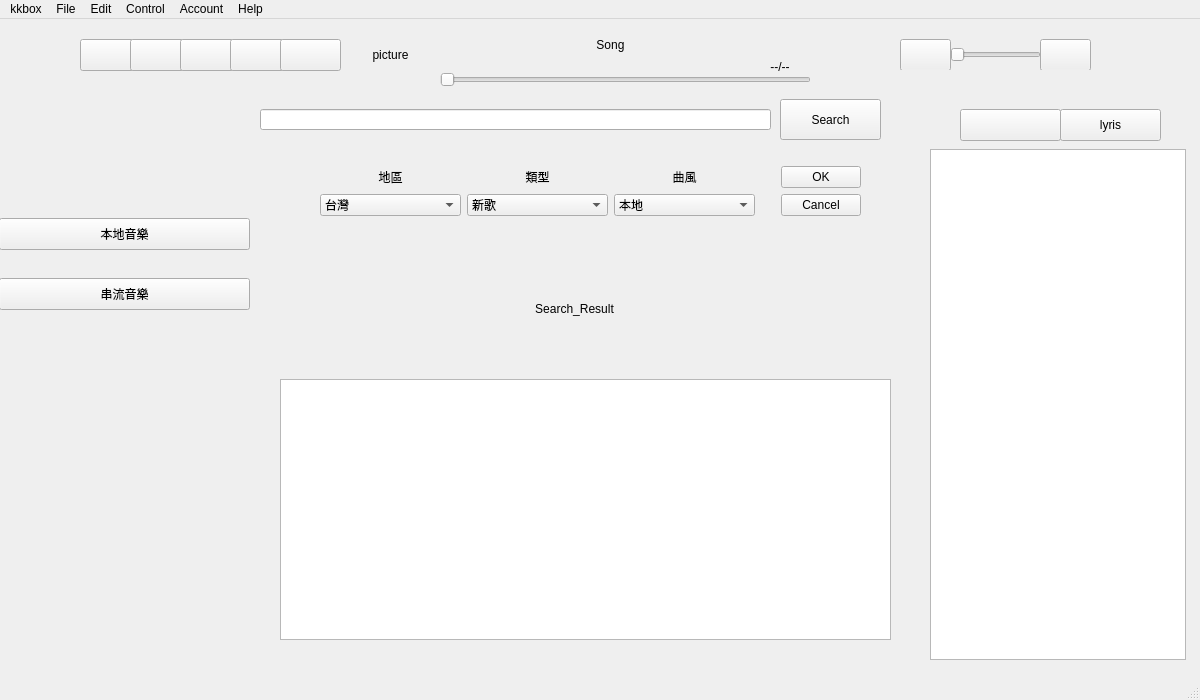
First picture: the form in kkbox/UI_Designer/main.ui, repository JianDa0127/web_crawler, before the edit.
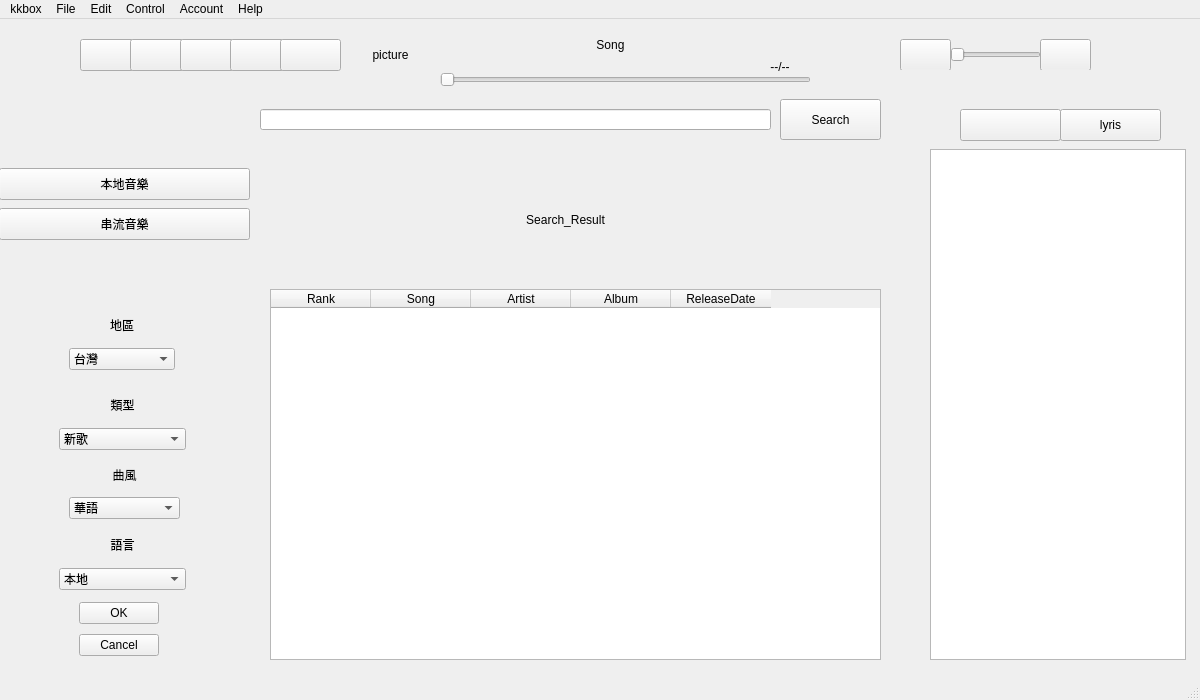
Second picture: the form after the edit. Icons and pictures are not drawn.

```diff
--- a/kkbox/UI_Designer/main.ui
+++ b/kkbox/UI_Designer/main.ui
@@ -29,191 +29,6 @@
     <normaloff>icon/kkbox_app_icon.png</normaloff>icon/kkbox_app_icon.png</iconset>
   </property>
   <widget class="QWidget" name="centralwidget">
-   <widget class="QWidget" name="gridLayoutWidget">
-    <property name="geometry">
-     <rect>
-      <x>320</x>
-      <y>140</y>
-      <width>541</width>
-      <height>64</height>
-     </rect>
-    </property>
-    <layout class="QGridLayout" name="gridLayout">
-     <item row="0" column="1">
-      <layout class="QVBoxLayout" name="release_verticalLayout">
-       <item>
-        <widget class="QLabel" name="release_label">
-         <property name="text">
-          <string>類型</string>
-         </property>
-         <property name="alignment">
-          <set>Qt::AlignCenter</set>
-         </property>
-        </widget>
-       </item>
-       <item>
-        <widget class="QComboBox" name="comboBox_release">
-         <item>
-          <property name="text">
-           <string>新歌</string>
-          </property>
-         </item>
-         <item>
-          <property name="text">
-           <string>單曲</string>
-          </property>
-         </item>
-        </widget>
-       </item>
-      </layout>
-     </item>
-     <item row="0" column="2">
-      <layout class="QVBoxLayout" name="lang_verticalLayout">
-       <item>
-        <widget class="QLabel" name="lang_label">
-         <property name="text">
-          <string>曲風</string>
-         </property>
-         <property name="alignment">
-          <set>Qt::AlignCenter</set>
-         </property>
-        </widget>
-       </item>
-       <item>
-        <widget class="QComboBox" name="comboBox_lang">
-         <item>
-          <property name="text">
-           <string>本地</string>
-          </property>
-         </item>
-         <item>
-          <property name="text">
-           <string>簡中</string>
-          </property>
-         </item>
-         <item>
-          <property name="text">
-           <string>日文</string>
-          </property>
-         </item>
-         <item>
-          <property name="text">
-           <string>英文</string>
-          </property>
-         </item>
-         <item>
-          <property name="text">
-           <string>韓文</string>
-          </property>
-         </item>
-        </widget>
-       </item>
-      </layout>
-     </item>
-     <item row="0" column="3">
-      <spacer name="horizontalSpacer">
-       <property name="orientation">
-        <enum>Qt::Horizontal</enum>
-       </property>
-       <property name="sizeType">
-        <enum>QSizePolicy::Preferred</enum>
-       </property>
-       <property name="sizeHint" stdset="0">
-        <size>
-         <width>20</width>
-         <height>20</height>
-        </size>
-       </property>
-      </spacer>
-     </item>
-     <item row="0" column="4">
-      <layout class="QVBoxLayout" name="checkbutton_verticalLayout">
-       <property name="sizeConstraint">
-        <enum>QLayout::SetDefaultConstraint</enum>
-       </property>
-       <item>
-        <widget class="QPushButton" name="pushButton_OK">
-         <property name="sizePolicy">
-          <sizepolicy hsizetype="Fixed" vsizetype="Fixed">
-           <horstretch>0</horstretch>
-           <verstretch>0</verstretch>
-          </sizepolicy>
-         </property>
-         <property name="text">
-          <string>OK</string>
-         </property>
-        </widget>
-       </item>
-       <item>
-        <widget class="QPushButton" name="pushButton_Cancel">
-         <property name="sizePolicy">
-          <sizepolicy hsizetype="Fixed" vsizetype="Fixed">
-           <horstretch>0</horstretch>
-           <verstretch>0</verstretch>
-          </sizepolicy>
-         </property>
-         <property name="text">
-          <string>Cancel</string>
-         </property>
-        </widget>
-       </item>
-      </layout>
-     </item>
-     <item row="0" column="0">
-      <layout class="QVBoxLayout" name="place_verticalLayout">
-       <item>
-        <widget class="QLabel" name="place_label">
-         <property name="text">
-          <string>地區</string>
-         </property>
-         <property name="alignment">
-          <set>Qt::AlignCenter</set>
-         </property>
-        </widget>
-       </item>
-       <item>
-        <widget class="QComboBox" name="comboBox_place">
-         <item>
-          <property name="text">
-           <string>台灣</string>
-          </property>
-         </item>
-         <item>
-          <property name="text">
-           <string>日本</string>
-          </property>
-         </item>
-         <item>
-          <property name="text">
-           <string>全球</string>
-          </property>
-         </item>
-         <item>
-          <property name="text">
-           <string>歐美</string>
-          </property>
-         </item>
-         <item>
-          <property name="text">
-           <string>香港</string>
-          </property>
-         </item>
-         <item>
-          <property name="text">
-           <string>新加坡</string>
-          </property>
-         </item>
-         <item>
-          <property name="text">
-           <string>馬來西亞</string>
-          </property>
-         </item>
-        </widget>
-       </item>
-      </layout>
-     </item>
-    </layout>
-   </widget>
    <widget class="QListWidget" name="playlist_listWidget">
     <property name="enabled">
      <bool>true</bool>
@@ -525,8 +340,8 @@
    <widget class="QWidget" name="widget_4" native="true">
     <property name="geometry">
      <rect>
-      <x>279</x>
-      <y>229</y>
+      <x>270</x>
+      <y>140</y>
       <width>611</width>
       <height>121</height>
      </rect>
@@ -552,9 +367,9 @@
     <property name="geometry">
      <rect>
       <x>-1</x>
-      <y>179</y>
+      <y>129</y>
       <width>251</width>
-      <height>461</height>
+      <height>511</height>
      </rect>
     </property>
     <widget class="QPushButton" name="pushButton_local">
@@ -574,7 +389,7 @@
      <property name="geometry">
       <rect>
        <x>0</x>
-       <y>80</y>
+       <y>60</y>
        <width>251</width>
        <height>32</height>
       </rect>
@@ -583,6 +398,256 @@
       <string>串流音樂</string>
      </property>
     </widget>
+    <widget class="QWidget" name="layoutWidget">
+     <property name="geometry">
+      <rect>
+       <x>70</x>
+       <y>160</y>
+       <width>106</width>
+       <height>62</height>
+      </rect>
+     </property>
+     <layout class="QVBoxLayout" name="area_verticalLayout">
+      <item>
+       <widget class="QLabel" name="area_label">
+        <property name="text">
+         <string>地區</string>
+        </property>
+        <property name="alignment">
+         <set>Qt::AlignCenter</set>
+        </property>
+       </widget>
+      </item>
+      <item>
+       <widget class="QComboBox" name="comboBox_area">
+        <item>
+         <property name="text">
+          <string>台灣</string>
+         </property>
+        </item>
+        <item>
+         <property name="text">
+          <string>香港</string>
+         </property>
+        </item>
+        <item>
+         <property name="text">
+          <string>日本</string>
+         </property>
+        </item>
+        <item>
+         <property name="text">
+          <string>新加坡</string>
+         </property>
+        </item>
+        <item>
+         <property name="text">
+          <string>馬來西亞</string>
+         </property>
+        </item>
+       </widget>
+      </item>
+     </layout>
+    </widget>
+    <widget class="QWidget" name="layoutWidget">
+     <property name="geometry">
+      <rect>
+       <x>60</x>
+       <y>240</y>
+       <width>127</width>
+       <height>62</height>
+      </rect>
+     </property>
+     <layout class="QVBoxLayout" name="release_verticalLayout">
+      <item>
+       <widget class="QLabel" name="songtype_label">
+        <property name="text">
+         <string>類型</string>
+        </property>
+        <property name="alignment">
+         <set>Qt::AlignCenter</set>
+        </property>
+       </widget>
+      </item>
+      <item>
+       <widget class="QComboBox" name="comboBox_songtype">
+        <item>
+         <property name="text">
+          <string>新歌</string>
+         </property>
+        </item>
+        <item>
+         <property name="text">
+          <string>單曲</string>
+         </property>
+        </item>
+       </widget>
+      </item>
+     </layout>
+    </widget>
+    <widget class="QWidget" name="layoutWidget">
+     <property name="geometry">
+      <rect>
+       <x>70</x>
+       <y>310</y>
+       <width>111</width>
+       <height>61</height>
+      </rect>
+     </property>
+     <layout class="QVBoxLayout" name="cate_verticalLayout">
+      <item>
+       <widget class="QLabel" name="cate_label">
+        <property name="text">
+         <string>曲風</string>
+        </property>
+        <property name="alignment">
+         <set>Qt::AlignCenter</set>
+        </property>
+       </widget>
+      </item>
+      <item>
+       <widget class="QComboBox" name="comboBox_cate">
+        <item>
+         <property name="text">
+          <string>華語</string>
+         </property>
+        </item>
+        <item>
+         <property name="text">
+          <string>西洋</string>
+         </property>
+        </item>
+        <item>
+         <property name="text">
+          <string>日語</string>
+         </property>
+        </item>
+        <item>
+         <property name="text">
+          <string>韓語</string>
+         </property>
+        </item>
+        <item>
+         <property name="text">
+          <string>台語</string>
+         </property>
+        </item>
+        <item>
+         <property name="text">
+          <string>粵語</string>
+         </property>
+        </item>
+        <item>
+         <property name="text">
+          <string>綜合</string>
+         </property>
+        </item>
+        <item>
+         <property name="text">
+          <string>馬來西亞</string>
+         </property>
+        </item>
+        <item>
+         <property name="text">
+          <string>西方</string>
+         </property>
+        </item>
+        <item>
+         <property name="text">
+          <string>亞洲</string>
+         </property>
+        </item>
+       </widget>
+      </item>
+     </layout>
+    </widget>
+    <widget class="QWidget" name="layoutWidget">
+     <property name="geometry">
+      <rect>
+       <x>80</x>
+       <y>450</y>
+       <width>81</width>
+       <height>62</height>
+      </rect>
+     </property>
+     <layout class="QVBoxLayout" name="checkbutton_verticalLayout">
+      <property name="sizeConstraint">
+       <enum>QLayout::SetDefaultConstraint</enum>
+      </property>
+      <item>
+       <widget class="QPushButton" name="pushButton_OK">
+        <property name="sizePolicy">
+         <sizepolicy hsizetype="Fixed" vsizetype="Fixed">
+          <horstretch>0</horstretch>
+          <verstretch>0</verstretch>
+         </sizepolicy>
+        </property>
+        <property name="text">
+         <string>OK</string>
+        </property>
+       </widget>
+      </item>
+      <item>
+       <widget class="QPushButton" name="pushButton_Cancel">
+        <property name="sizePolicy">
+         <sizepolicy hsizetype="Fixed" vsizetype="Fixed">
+          <horstretch>0</horstretch>
+          <verstretch>0</verstretch>
+         </sizepolicy>
+        </property>
+        <property name="text">
+         <string>Cancel</string>
+        </property>
+       </widget>
+      </item>
+     </layout>
+    </widget>
+    <widget class="QWidget" name="layoutWidget">
+     <property name="geometry">
+      <rect>
+       <x>60</x>
+       <y>380</y>
+       <width>127</width>
+       <height>62</height>
+      </rect>
+     </property>
+     <layout class="QVBoxLayout" name="lang_verticalLayout">
+      <item>
+       <widget class="QLabel" name="lang_label">
+        <property name="text">
+         <string>語言</string>
+        </property>
+        <property name="alignment">
+         <set>Qt::AlignCenter</set>
+        </property>
+       </widget>
+      </item>
+      <item>
+       <widget class="QComboBox" name="comboBox_lang">
+        <item>
+         <property name="text">
+          <string>本地</string>
+         </property>
+        </item>
+        <item>
+         <property name="text">
+          <string>簡中</string>
+         </property>
+        </item>
+        <item>
+         <property name="text">
+          <string>日文</string>
+         </property>
+        </item>
+        <item>
+         <property name="text">
+          <string>英文</string>
+         </property>
+        </item>
+       </widget>
+      </item>
+     </layout>
+    </widget>
    </widget>
    <widget class="QListWidget" name="lyris_listWidget">
     <property name="enabled">
@@ -639,15 +704,43 @@
      </property>
     </widget>
    </widget>
-   <widget class="QTextBrowser" name="textBrowser">
+   <widget class="QTableWidget" name="tableWidget">
     <property name="geometry">
      <rect>
-      <x>280</x>
-      <y>360</y>
+      <x>270</x>
+      <y>270</y>
       <width>611</width>
-      <height>261</height>
+      <height>371</height>
      </rect>
     </property>
+    <property name="columnCount">
+     <number>5</number>
+    </property>
+    <column>
+     <property name="text">
+      <string>Rank</string>
+     </property>
+    </column>
+    <column>
+     <property name="text">
+      <string>Song</string>
+     </property>
+    </column>
+    <column>
+     <property name="text">
+      <string>Artist</string>
+     </property>
+    </column>
+    <column>
+     <property name="text">
+      <string>Album</string>
+     </property>
+    </column>
+    <column>
+     <property name="text">
+      <string>ReleaseDate</string>
+     </property>
+    </column>
    </widget>
   </widget>
   <widget class="QMenuBar" name="menubar">
```
Left out of the diff: 2 changed lines with no effect on the pictures.
